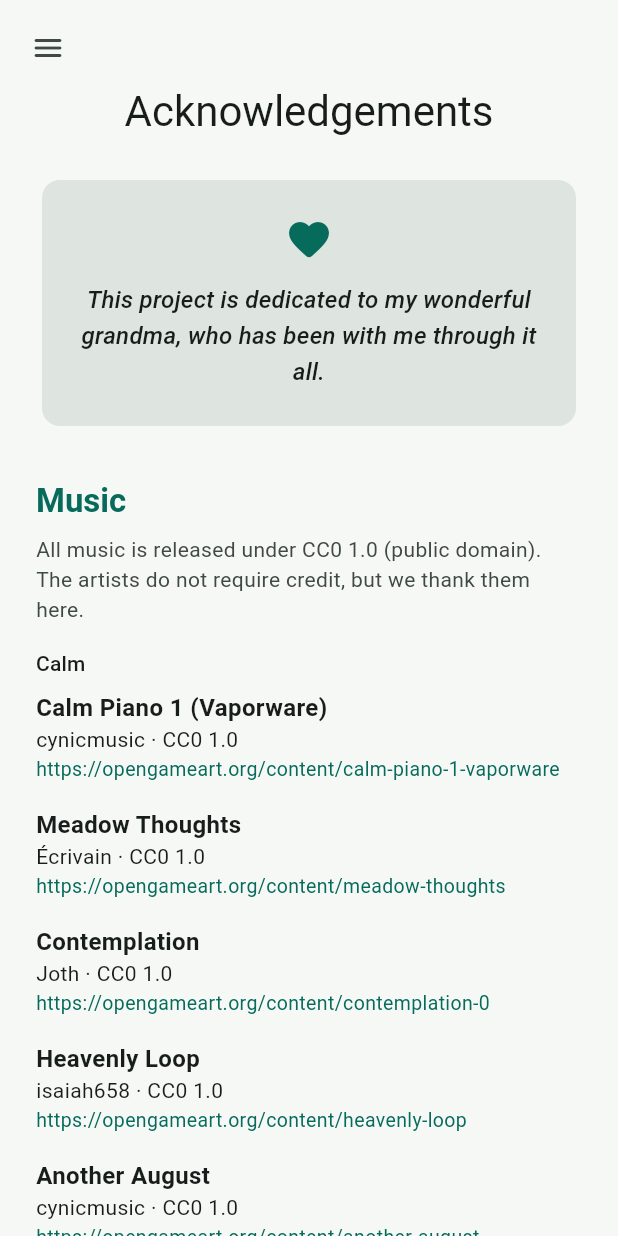
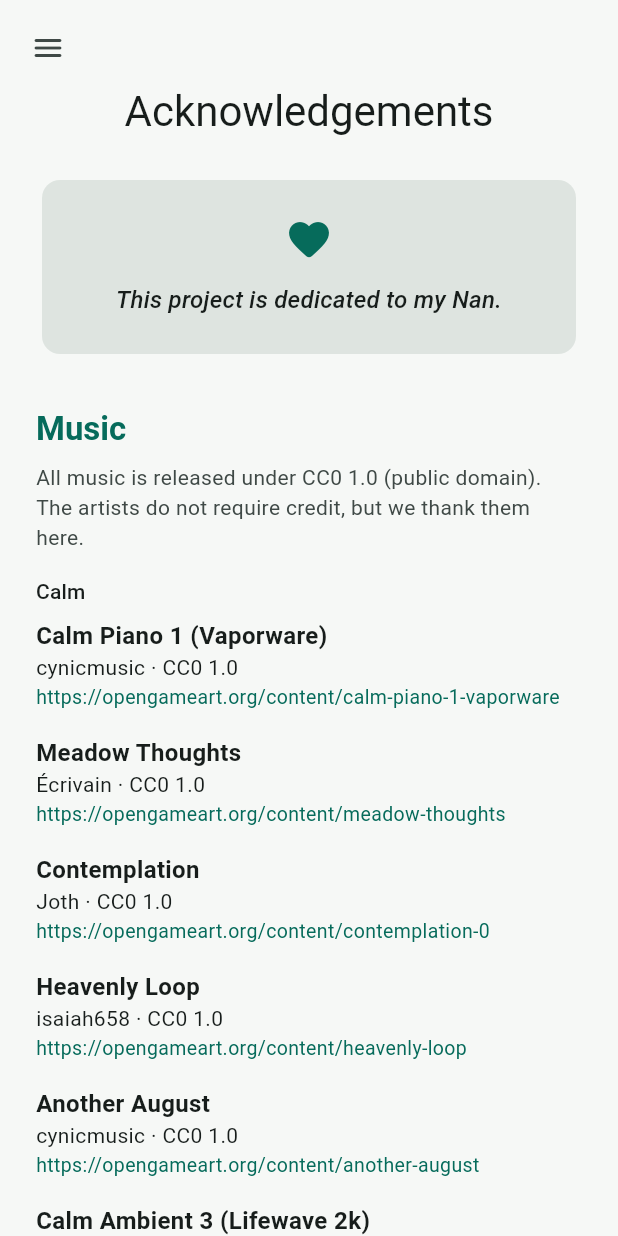
Before and after one commit to lemniscateresearch/BoxBreathe, a Flutter app: the AcknowledgementsScreen widget shown alone on an empty page, opened directly, on a phone screen of 412 x 824 dp. Run offline on Flutter 3.47's test engine with Material 3 defaults, Android fonts, the phone set to English and light mode, and no system bars; drawn by our look-alikes of dynamic_color; our stand-ins replace audioplayers, flutter_tts, shared_preferences; accounts and stored records are empty.

Commit message:
feat: update the dedication and remove the sounds note
Change the dedication text on the acknowledgements page. Remove the
section about the cue tones from the same page.

Co-Authored-By: Claude Opus 5.5 <noreply@anthropic.com>

```diff
--- a/lib/acknowledgements/acknowledgements_screen.dart
+++ b/lib/acknowledgements/acknowledgements_screen.dart
@@ -61,14 +61,6 @@ class AcknowledgementsScreen extends StatelessWidget {
               _TrackCredit(track),
           ],
 
-          const _SectionTitle('Sounds'),
-          Text(
-            'The cue tones were made for BoxBreathe with the script '
-            'tool/generate_tones.dart. The spoken cues use the '
-            'text-to-speech voice of your device.',
-            style: muted,
-          ),
-
           const SizedBox(height: 32),
           Center(
             child: OutlinedButton.icon(
--- a/lib/acknowledgements/dedication.dart
+++ b/lib/acknowledgements/dedication.dart
@@ -1,5 +1,2 @@
-// Edit this text to change the dedication on the Acknowledgements page.
-// Use \n\n to start a new paragraph.
 const dedicationText =
-    'This project is dedicated to my wonderful grandma, who has been with '
-    'me through it all.';
+    'This project is dedicated to my Nan.';
```
